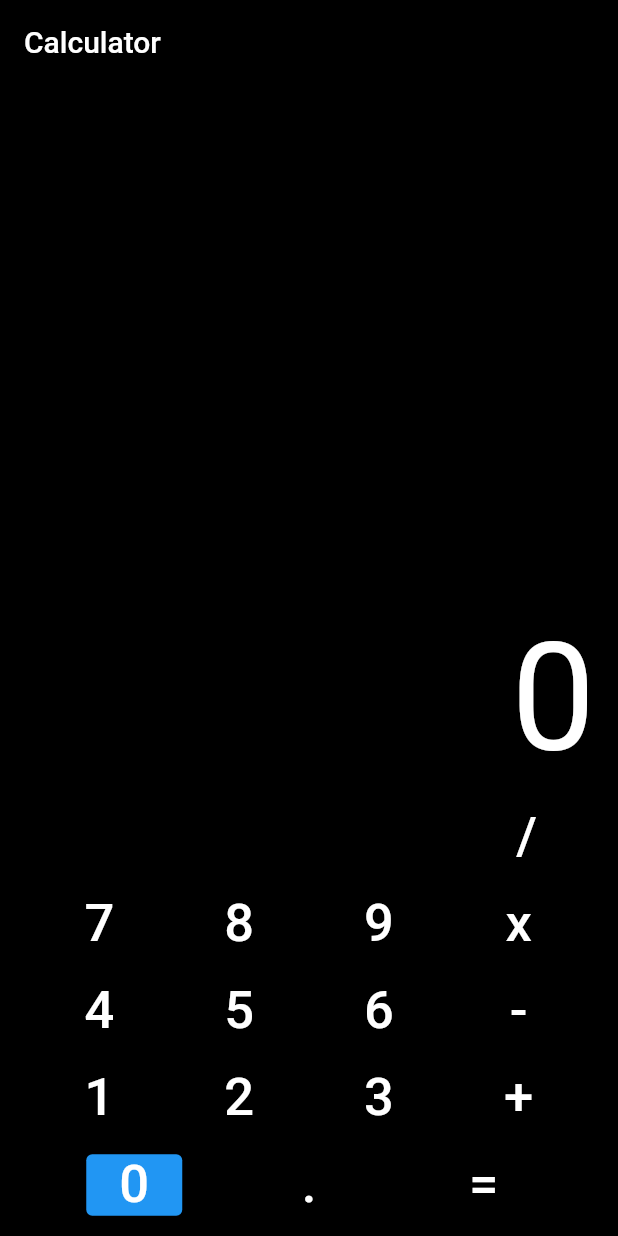
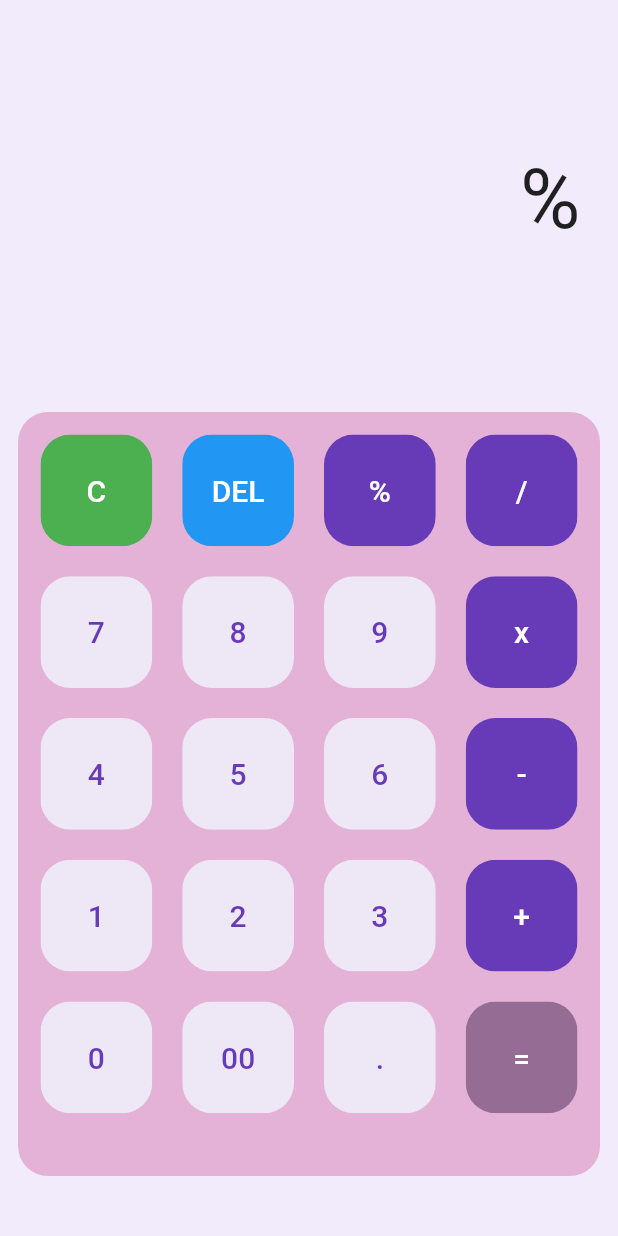
Before and after one commit to oliveiramicheldevs/calculator, a Flutter app: the screen it shows after launch, after a tap on an icon or button, on a phone screen of 412 x 824 dp. Run offline on Flutter 3.47's test engine with Material 2 defaults, Android fonts, the phone set to English and light mode, and no system bars; our stand-ins replace math_expressions.

Commit message:
implementation of layout

```diff
--- a/lib/calculator.dart
+++ /dev/null
@@ -1,247 +0,0 @@
-import 'package:flutter/material.dart';
-
-
-class Calculator extends StatefulWidget {
-  @override
-  _CalculatorState createState() => _CalculatorState();
-}
-
-class _CalculatorState extends State<Calculator> {
-  dynamic displaytxt = 20;
-  //Button Widget
-  Widget calcbutton(String btntxt,Color btncolor,Color txtcolor){
-    return  Container(
-      child: OutlinedButton(
-        onPressed: (){
-        calculation(btntxt);
-        },
-        child: Text('$btntxt',
-          style: TextStyle(
-            fontSize: 35,
-            color: txtcolor,
-          ),
-        ),
-        // shape: CircleBorder(),
-        // color: btncolor,
-        // padding: EdgeInsets.all(20),
-      ),
-    );
-  }
-  @override
-  Widget build(BuildContext context) {
-    //Calculator
-    return Scaffold(
-      backgroundColor: Colors.black,
-      appBar: AppBar(
-        title: const Text('Calculator'),
-        backgroundColor: Colors.black,
-      ),
-      body: Padding(
-        padding: const EdgeInsets.symmetric(horizontal: 5),
-        child: Column(
-          mainAxisAlignment: MainAxisAlignment.end,
-          children: <Widget>[
-            // Calculator display
-            SingleChildScrollView(
-              scrollDirection: Axis.vertical,
-              child: Row(
-                mainAxisAlignment: MainAxisAlignment.end,
-                children: <Widget>[
-                  Padding(
-                    padding: const EdgeInsets.all(10.0),
-                    child: Text('$text',
-                    textAlign: TextAlign.left,
-                    style: const TextStyle(
-                      color: Colors.white,
-                      fontSize: 100,
-                    ),
-                  ),
-                  )
-                ],
-              ),
-            ),
-            Row(
-              mainAxisAlignment: MainAxisAlignment.spaceEvenly,
-              children: <Widget>[
-                calcbutton('AC',Colors.grey,Colors.black),
-                calcbutton('+/-',Colors.grey,Colors.black),
-                calcbutton('%',Colors.grey,Colors.black),
-                calcbutton('/',Colors.amber,Colors.white),
-              ],
-            ),
-            SizedBox(height: 10,),
-            Row(
-              mainAxisAlignment: MainAxisAlignment.spaceEvenly,
-              children: <Widget>[
-                calcbutton('7',Colors.grey,Colors.white),
-                calcbutton('8',Colors.grey,Colors.white),
-                calcbutton('9',Colors.grey,Colors.white),
-                calcbutton('x',Colors.amber,Colors.white),
-              ],
-            ),
-           const SizedBox(height: 10,),
-            Row(
-              mainAxisAlignment: MainAxisAlignment.spaceEvenly,
-              children: <Widget>[
-                calcbutton('4',Colors.grey,Colors.white),
-                calcbutton('5',Colors.grey,Colors.white),
-                calcbutton('6',Colors.grey,Colors.white),
-                calcbutton('-',Colors.amber,Colors.white),
-              ],
-            ),
-            const SizedBox(height: 10,),
-            Row(
-              mainAxisAlignment: MainAxisAlignment.spaceEvenly,
-              children: <Widget>[
-                calcbutton('1',Colors.grey,Colors.white),
-                calcbutton('2',Colors.grey,Colors.white),
-                calcbutton('3',Colors.grey,Colors.white),
-                calcbutton('+',Colors.amber,Colors.white),
-              ],
-            ),
-            const SizedBox(height: 10,),
-            Row(
-              mainAxisAlignment: MainAxisAlignment.spaceEvenly,
-              children: <Widget>[
-                //this is button Zero
-                ElevatedButton(
-                // padding: EdgeInsets.fromLTRB(34, 20, 128, 20),
-                onPressed: (){
-                calculation('0');
-                },
-                // shape: StadiumBorder(),
-                child: Text('0',
-                style: TextStyle(
-                  fontSize: 35,
-                  color: Colors.white),
-                ),
-                // color: Colors.grey[850],
-                ),
-                calcbutton('.',Colors.grey,Colors.white),
-                calcbutton('=',Colors.amber,Colors.white),
-              ],
-            ),
-           const SizedBox(height: 10,),
-          ],
-        ),
-      ),
-    );
-  }
-
-  //Calculator logic
-  dynamic text ='0';
-  double numOne = 0;
-  double numTwo = 0;
-
-  dynamic result = '';
-  dynamic finalResult = '';
-  dynamic opr = '';
-  dynamic preOpr = '';
-   void calculation(btnText) {
-
-
-    if(btnText  == 'AC') {
-      text ='0';
-      numOne = 0;
-      numTwo = 0;
-      result = '';
-      finalResult = '0';
-      opr = '';
-      preOpr = '';
-
-    } else if( opr == '=' && btnText == '=') {
-
-      if(preOpr == '+') {
-         finalResult = add();
-      } else if( preOpr == '-') {
-          finalResult = sub();
-      } else if( preOpr == 'x') {
-          finalResult = mul();
-      } else if( preOpr == '/') {
-          finalResult = div();
-      }
-
-    } else if(btnText == '+' || btnText == '-' || btnText == 'x' || btnText == '/' || btnText == '=') {
-
-      if(numOne == 0) {
-          numOne = double.parse(result);
-      } else {
-          numTwo = double.parse(result);
-      }
-
-      if(opr == '+') {
-          finalResult = add();
-      } else if( opr == '-') {
-          finalResult = sub();
-      } else if( opr == 'x') {
-          finalResult = mul();
-      } else if( opr == '/') {
-          finalResult = div();
-      }
-      preOpr = opr;
-      opr = btnText;
-      result = '';
-    }
-    else if(btnText == '%') {
-     result = numOne / 100;
-     finalResult = doesContainDecimal(result);
-    } else if(btnText == '.') {
-      if(!result.toString().contains('.')) {
-        result = result.toString()+'.';
-      }
-      finalResult = result;
-    }
-
-    else if(btnText == '+/-') {
-        result.toString().startsWith('-') ? result = result.toString().substring(1): result = '-'+result.toString();
-        finalResult = result;
-
-    }
-
-    else {
-        result = result + btnText;
-        finalResult = result;
-    }
-
-
-    setState(() {
-          text = finalResult;
-        });
-
-  }
-
-
-  String add() {
-         result = (numOne + numTwo).toString();
-         numOne = double.parse(result);
-         return doesContainDecimal(result);
-  }
-
-  String sub() {
-         result = (numOne - numTwo).toString();
-         numOne = double.parse(result);
-         return doesContainDecimal(result);
-  }
-  String mul() {
-         result = (numOne * numTwo).toString();
-         numOne = double.parse(result);
-         return doesContainDecimal(result);
-  }
-  String div() {
-          result = (numOne / numTwo).toString();
-          numOne = double.parse(result);
-          return doesContainDecimal(result);
-  }
-
-
-  String doesContainDecimal(dynamic result) {
-
-    if(result.toString().contains('.')) {
-        List<String> splitDecimal = result.toString().split('.');
-        if(!(int.parse(splitDecimal[1]) > 0))
-         return result = splitDecimal[0].toString();
-    }
-    return result;
-  }
-
-}
--- a/lib/myapp.dart
+++ b/lib/myapp.dart
@@ -1,12 +1,12 @@
 import 'package:flutter/material.dart';
 
-import 'calculator.dart';
+import 'screens/calculator.dart';
 
 class MyApp extends StatelessWidget{
   const MyApp({super.key});
   @override
   Widget build (BuildContext context){
-    return MaterialApp(
+    return const MaterialApp(
       debugShowCheckedModeBanner: false,
       home: Calculator()
     );
--- /dev/null
+++ b/lib/screens/calculator.dart
@@ -0,0 +1,182 @@
+import 'package:calculadora/utils/colors.dart';
+import 'package:flutter/material.dart';
+import 'package:math_expressions/math_expressions.dart';
+
+import '../widgets/custon_button.dart';
+
+class Calculator extends StatefulWidget {
+  const Calculator({Key? key}) : super(key: key);
+  @override
+  State<Calculator> createState() => _CalculatorState();
+}
+
+class _CalculatorState extends State<Calculator> {
+  var previousOperand = '';
+  var currentOperand = '';
+
+  final List<String> buttons = [
+    /*
+
+    Visual Representation:
+    'C', 'DEL', '%', '/',
+    '7', '8',   '9', 'x',
+    '4', '5',   '6', '-',
+    '1', '2',   '3', '+',
+    '0', '00',  '.', '=',
+     */
+
+    'C',
+    'DEL',
+    '%',
+    '/',
+    '7',
+    '8',
+    '9',
+    'x',
+    '4',
+    '5',
+    '6',
+    '-',
+    '1',
+    '2',
+    '3',
+    '+',
+    '0',
+    '00',
+    '.',
+    '=',
+  ];
+
+  @override
+  Widget build(BuildContext context) {
+    return Scaffold(
+      backgroundColor:Cores.roxo1,
+      body: Column(
+        children: [
+          Expanded(
+              child: Container(
+            padding: const EdgeInsets.only(right: 5),
+            child: Column(
+              mainAxisAlignment: MainAxisAlignment.spaceEvenly,
+              children: [
+                Container(
+                  margin: const EdgeInsets.fromLTRB(12, 80, 0, 0),
+                  padding: const EdgeInsets.fromLTRB(20, 0, 20, 0),
+                  alignment: Alignment.centerRight,
+                  child: Text(
+                    previousOperand,
+                    style: const TextStyle(fontSize: 55, color: Colors.black87),
+                    overflow: TextOverflow.ellipsis,
+                    maxLines: 1,
+                  ),
+                ),
+                Container(
+                    padding: const EdgeInsets.fromLTRB(20, 20, 20, 0),
+                    alignment: Alignment.centerRight,
+                    child: Text(
+                      currentOperand,
+                      style: const TextStyle(fontSize: 40, color: Colors.black),
+                      overflow: TextOverflow.ellipsis,
+                      maxLines: 1,
+                    )),
+              ],
+            ),
+          )),
+          Expanded(
+              flex: 2,
+              child: Container(
+                  margin: const EdgeInsets.fromLTRB(12, 0, 12, 40),
+                  padding: const EdgeInsets.all(5),
+                  decoration: BoxDecoration(
+                    color:Cores.roxo, //cor do box de numeros
+                    borderRadius: BorderRadius.circular(20),
+                  ),
+
+                  child: GridView.builder(
+                      gridDelegate:
+                          const SliverGridDelegateWithFixedCrossAxisCount(
+                              crossAxisCount: 4),
+                      itemCount: buttons.length,
+                      itemBuilder: (context, index) {
+
+                        if (index == 0) {
+                          return CustomButton(
+                              buttonTapped: () {
+                                setState(() {
+                                  previousOperand = '';
+                                  currentOperand = '';
+                                });
+                              },
+                              buttonText: buttons[index],
+                              color: Colors.green,
+                              textColor: Colors.white);
+                        }
+
+                        else if (index == 1) {
+                          return CustomButton(
+                              buttonTapped: () {
+                                setState(() {
+                                  previousOperand = previousOperand.substring(
+                                      0, previousOperand.length - 1);
+                                });
+                              },
+                              buttonText: buttons[index],
+                              color: Colors.blue,
+                              textColor: Colors.white);
+                        }
+
+                        else if (index == (buttons.length - 1)) {
+                          return CustomButton(
+                              buttonTapped: () {
+                                setState(() {
+                                  equalPressed();
+                                });
+                              },
+                              buttonText: buttons[index],
+                              color: Cores.azul,
+                              textColor: Colors.white);
+                        } else {
+                          return CustomButton(
+                            buttonTapped: () {
+                              setState(() {
+                                previousOperand += buttons[index];
+                              });
+                            },
+                            buttonText: buttons[index],
+                            color: isOperator(buttons[index])
+                                ? Colors.deepPurple
+                                : Colors.deepPurple[50],
+                            textColor: isOperator(buttons[index])
+                                ? Colors.white
+                                : Colors.deepPurple,
+                          );
+                        }
+                      })))
+        ],
+      ),
+    );
+  }
+
+
+  bool isOperator(String x) {
+    if (x == '%' || x == 'x' || x == '-' || x == '+' || x == '/' || x == '=') {
+      return true;
+    }
+    return false;
+  }
+
+  // Function for equalPressed
+
+  void equalPressed() {
+    // Replace * with x
+    String finalOperand = previousOperand;
+    finalOperand = finalOperand.replaceAll('x', '*');
+
+    Parser p = Parser();
+    Expression exp = p.parse(finalOperand);
+    ContextModel cm = ContextModel();
+    double eval = exp.evaluate(EvaluationType.REAL, cm);
+
+    currentOperand = eval.toString();
+  }
+}
--- /dev/null
+++ b/lib/utils/colors.dart
@@ -0,0 +1,8 @@
+import 'package:flutter/animation.dart';
+
+class Cores{
+  static const roxo1 = Color.fromARGB(100, 219, 204, 245);
+  static const azul = Color.fromARGB(100, 24, 1, 45);
+  static const roxo = Color.fromARGB(100, 212, 89, 161);
+
+}
--- /dev/null
+++ b/lib/widgets/custon_button.dart
@@ -0,0 +1,37 @@
+import 'package:flutter/material.dart';
+
+class CustomButton extends StatelessWidget {
+  const CustomButton(
+      {Key? key,
+      this.color,
+      this.textColor,
+      required this.buttonText,
+      this.buttonTapped})
+      : super(key: key);
+  final color;
+  final textColor;
+  final String buttonText;
+  final buttonTapped;
+
+  @override
+  Widget build(BuildContext context) {
+    return GestureDetector(
+      onTap: buttonTapped,
+      child: Padding(
+        padding: const EdgeInsets.all(10),
+        child: ClipRRect(
+            borderRadius: BorderRadius.circular(20),
+            child: Container(
+              color: color,
+              child: TextButton(
+                onPressed: buttonTapped,
+                child: Text(
+                  buttonText,
+                  style: TextStyle(color: textColor, fontSize: 20),
+                ),
+              ),
+            )),
+      ),
+    );
+  }
+}
```
Also changed, not shown: pubspec.yaml (+8 -65 lines), pubspec.lock.
